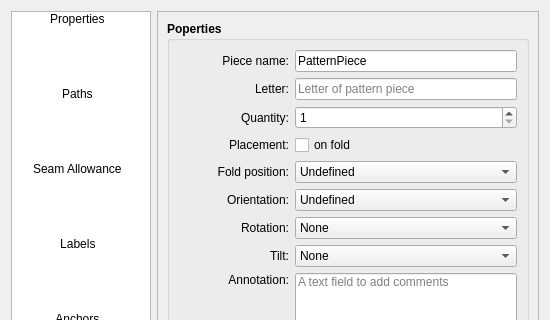
Above: src/libs/vtools/dialogs/tools/piece/pattern_piece_dialog.ui from FashionFreedom/Seamly2D before the change; both pictures show x 0 to 550 and y 0 to 320 of the 550 by 630 pixel window. Below: the same form after it.
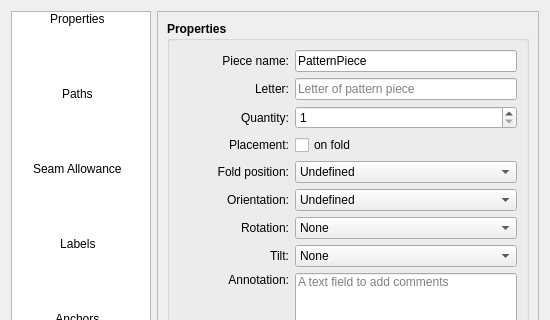
That is the form after the change. The open tabs and pages were chosen to show the change. Icons and pictures are not drawn. Custom widgets are drawn as their Qt base class.

```diff
--- a/src/libs/vtools/dialogs/tools/piece/pattern_piece_dialog.ui
+++ b/src/libs/vtools/dialogs/tools/piece/pattern_piece_dialog.ui
@@ -350,7 +350,7 @@
             </font>
            </property>
            <property name="title">
-            <string>Poperties</string>
+            <string>Properties</string>
            </property>
            <layout class="QVBoxLayout" name="verticalLayout_31">
             <item>
```
Left out of the diff: 8 changed lines with no effect on the pictures.
